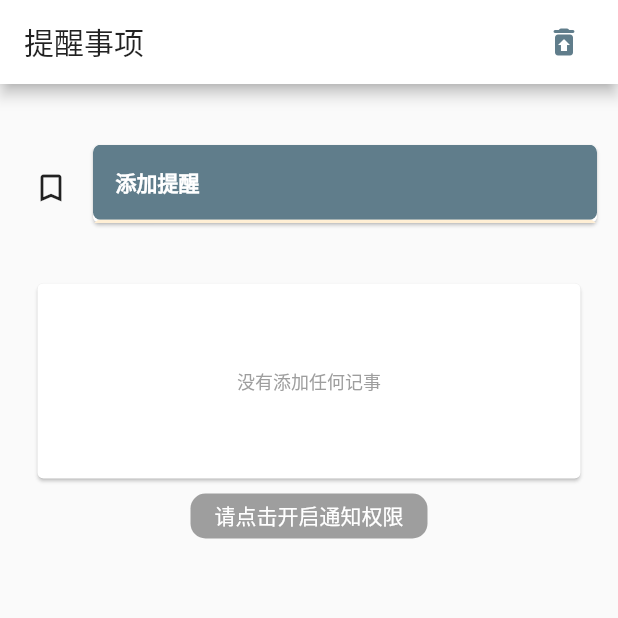
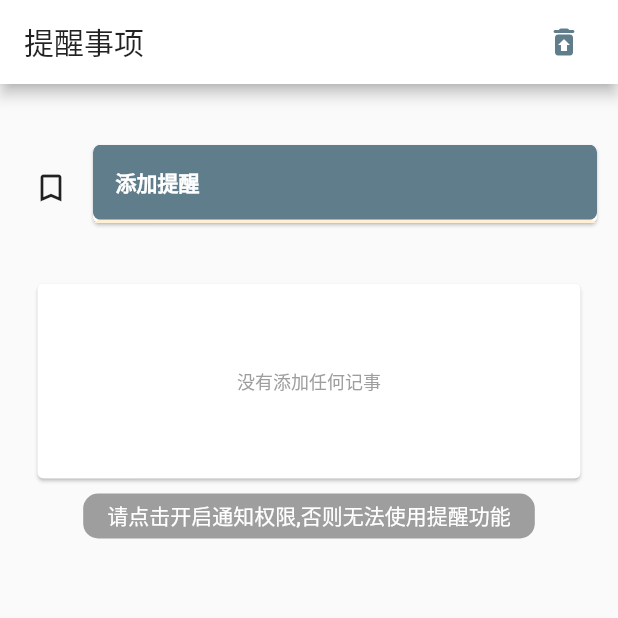
Before and after one commit to yinniora/NODE-NOTE, a Flutter app: the screen it shows after launch, on a phone screen of 412 x 824 dp, the top half of it. Run offline on Flutter 3.47's test engine with Material 2 defaults, Android fonts, the phone set to English and light mode, and no system bars; our stand-ins replace flutter_local_notifications, shared_preferences, timezone; missing offline and left inert: loading_indicator_view, notification_permissions.

Commit message:
修复bug

```diff
--- a/note01/lib/main.dart
+++ b/note01/lib/main.dart
@@ -484,19 +484,17 @@ class _RandomWorldsState extends State<RandomWorlds> with WidgetsBindingObserver
               future:permissionStatusFuture,
               builder: (context,snapShot){
                 if(snapShot.hasData){
-                  print(snapShot.data);
                   if(snapShot.data==permGranted){
                     return Container();
                   }
                   return Column(children: [
-                    new Expanded(child: Container()),//修饰用
                     Container(
                       height: 30,
                       child: FlatButton(
                         color: Colors.grey,
                         shape: RoundedRectangleBorder(borderRadius: BorderRadius.all(Radius.circular(10.0))),
                         child:
-                        Text("请点击开启通知权限",style: TextStyle(color: Colors.white),),
+                        Text("请点击开启通知权限,否则无法使用提醒功能",style: TextStyle(color: Colors.white),),
                         onPressed: () {
                           // show the dialog/open settings screen
                           NotificationPermissions
@@ -509,7 +507,7 @@ class _RandomWorldsState extends State<RandomWorlds> with WidgetsBindingObserver
                               .then((_) {
                             // when finished, check the permission status
                             setState(() {
-                              print(permissionStatusFuture);
+                              permissionStatusFuture= getCheckNotificationPermStatus();
                             });
                           });
                         },
```
